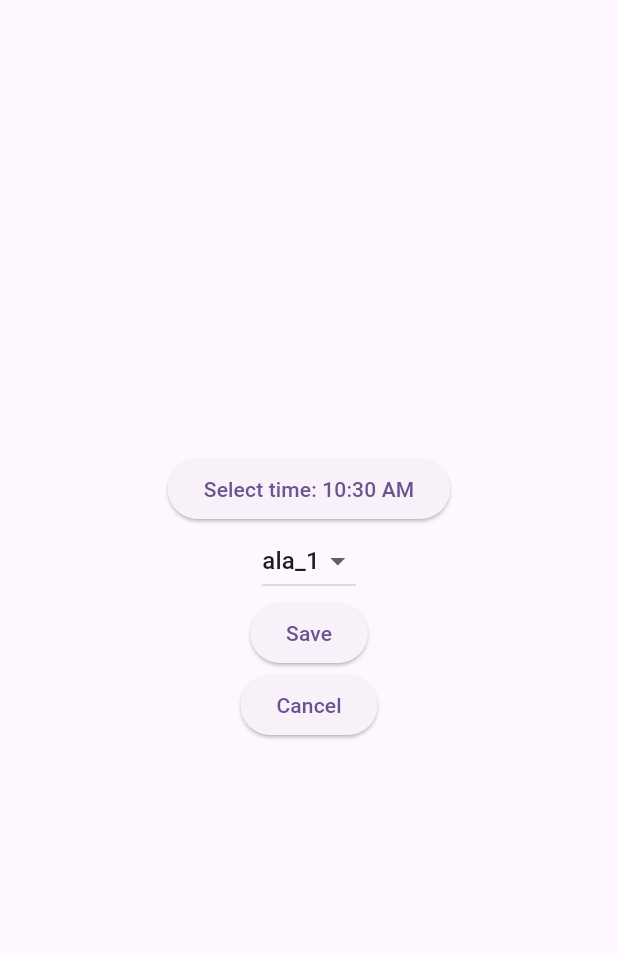
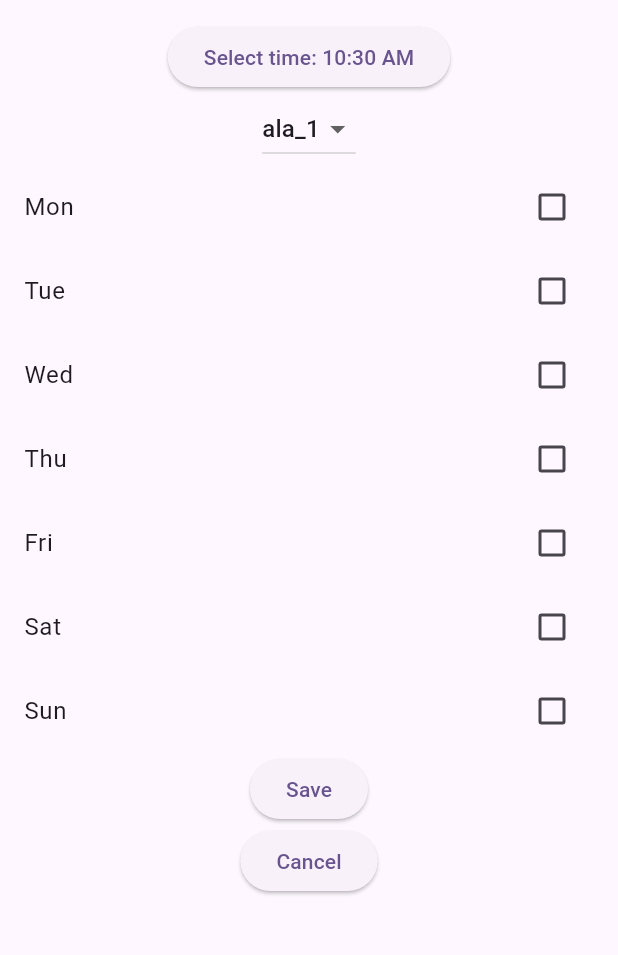
Before and after one commit to Jayyo/alarm, a Flutter app: the AlarmSettingPage screen opened directly, on a phone screen of 412 x 824 dp, the part 63-1018 px from its top. Run offline on Flutter 3.47's test engine with Material 2 defaults, Android fonts, the phone set to English and light mode, and no system bars; our stand-ins replace flutter_local_notifications.

Commit message:
소리및픽셀해결

```diff
--- a/lib/AlarmInfo.dart
+++ b/lib/AlarmInfo.dart
@@ -4,6 +4,7 @@ import 'package:flutter/material.dart';
 class AlarmInfo {
   TimeOfDay time;
   String tone;
-
-  AlarmInfo({required this.time, required this.tone});
+  List<bool> repeatDays;
+  bool isActive;  // 추가
+  AlarmInfo({required this.time, required this.tone, required this.repeatDays, this.isActive = true});
 }
--- a/lib/Timepicker.dart
+++ b/lib/Timepicker.dart
@@ -1,7 +1,7 @@
 import 'package:flutter/material.dart';
 import 'package:flutter_local_notifications/flutter_local_notifications.dart';
 import 'AlarmInfo.dart';
-import 'main.dart';  // main.dart 파일에서 flutterLocalNotificationsPlugin 객체를 가져오기 위해
+import 'main.dart';
 
 class AlarmSettingPage extends StatefulWidget {
   @override
@@ -11,7 +11,8 @@ class AlarmSettingPage extends StatefulWidget {
 class _AlarmSettingPageState extends State<AlarmSettingPage> {
   TimeOfDay selectedTime = TimeOfDay.now();
   String selectedTone = 'ala_1';
-  int alarmID = 0;  // 알람 ID를 저장하는 변수 추가
+  List<bool> isSelected = [false, false, false, false, false, false, false];
+  int alarmID = 0;
 
   Future<void> _selectTime(BuildContext context) async {
     final TimeOfDay? picked = await showTimePicker(
@@ -28,10 +29,12 @@ class _AlarmSettingPageState extends State<AlarmSettingPage> {
     final DateTime now = DateTime.now();
     final DateTime scheduledDate = DateTime(now.year, now.month, now.day, time.hour, time.minute);
 
+    String channelId = 'alarm_channel_${DateTime.now().millisecondsSinceEpoch}'; // Unique channel ID
+
     var androidPlatformChannelSpecifics = AndroidNotificationDetails(
-      'alarm_id',
-      'alarm_name',
-      'alarm_description',
+      channelId,
+      'Alarm channel',
+      'Channel for Alarm notification',
       importance: Importance.max,
       priority: Priority.high,
       sound: RawResourceAndroidNotificationSound(selectedTone),
@@ -42,14 +45,14 @@ class _AlarmSettingPageState extends State<AlarmSettingPage> {
     );
 
     await flutterLocalNotificationsPlugin.schedule(
-      alarmID,  // 고유 ID 사용
+      alarmID,
       'Alarm',
       tone,
       scheduledDate,
       platformChannelSpecifics,
     );
 
-    alarmID++;  // 알람을 설정할 때마다 ID 증가
+    alarmID++;
   }
 
   @override
@@ -58,7 +61,8 @@ class _AlarmSettingPageState extends State<AlarmSettingPage> {
       appBar: AppBar(
         title: Text('Alarm Setting'),
       ),
-      body: Center(
+      body: SingleChildScrollView(
+        child: Center(
           child: Column(
             mainAxisAlignment: MainAxisAlignment.center,
             crossAxisAlignment: CrossAxisAlignment.center,
@@ -82,12 +86,29 @@ class _AlarmSettingPageState extends State<AlarmSettingPage> {
                   });
                 },
               ),
+              ListView.builder(
+                shrinkWrap: true,
+                physics: NeverScrollableScrollPhysics(),
+                itemCount: isSelected.length,
+                itemBuilder: (BuildContext context, int index) {
+                  return CheckboxListTile(
+                    title: Text(['Mon', 'Tue', 'Wed', 'Thu', 'Fri', 'Sat', 'Sun'][index]),
+                    value: isSelected[index],
+                    onChanged: (bool? value) {
+                      setState(() {
+                        isSelected[index] = value!;
+                      });
+                    },
+                  );
+                },
+              ),
               ElevatedButton(
                 onPressed: () async {
                   await _scheduleAlarm(selectedTime, selectedTone);
                   AlarmInfo newAlarm = AlarmInfo(
                     time: selectedTime,
                     tone: selectedTone,
+                    repeatDays: isSelected,
                   );
                   Navigator.pop(context, newAlarm);
                 },
@@ -102,6 +123,7 @@ class _AlarmSettingPageState extends State<AlarmSettingPage> {
             ],
           ),
         ),
+      ),
     );
   }
 }
```
Also changed, not shown: lib/AlarmListPage.dart (+8 -0 lines). Lines whose indentation alone changed are shown as unchanged.
